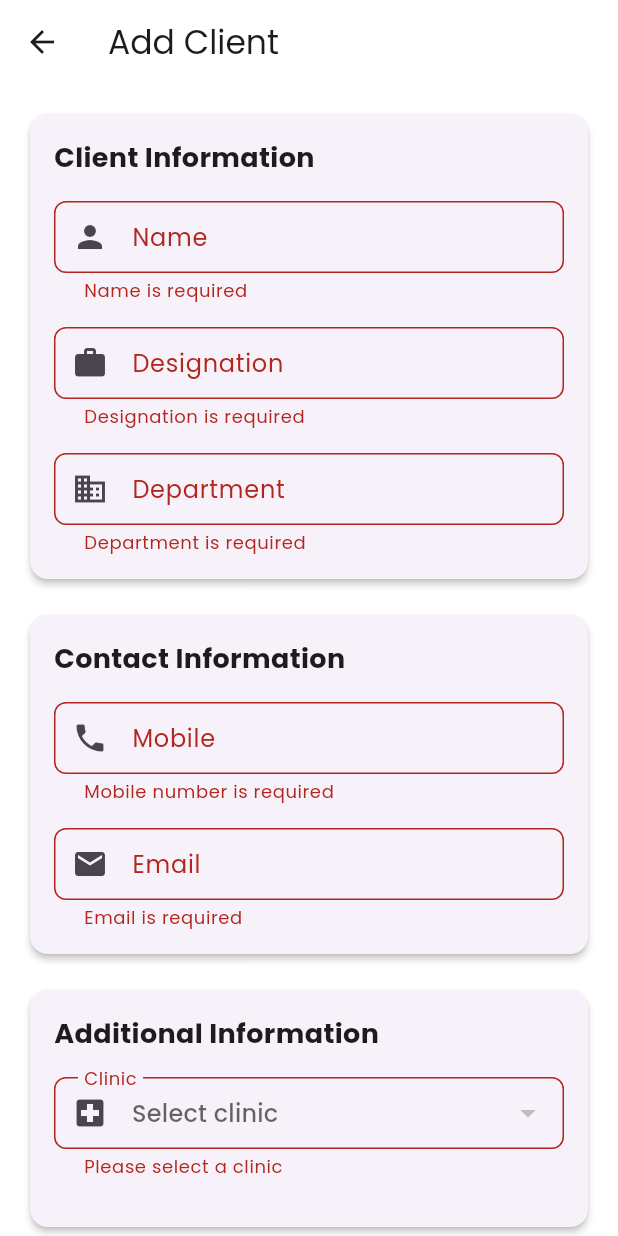
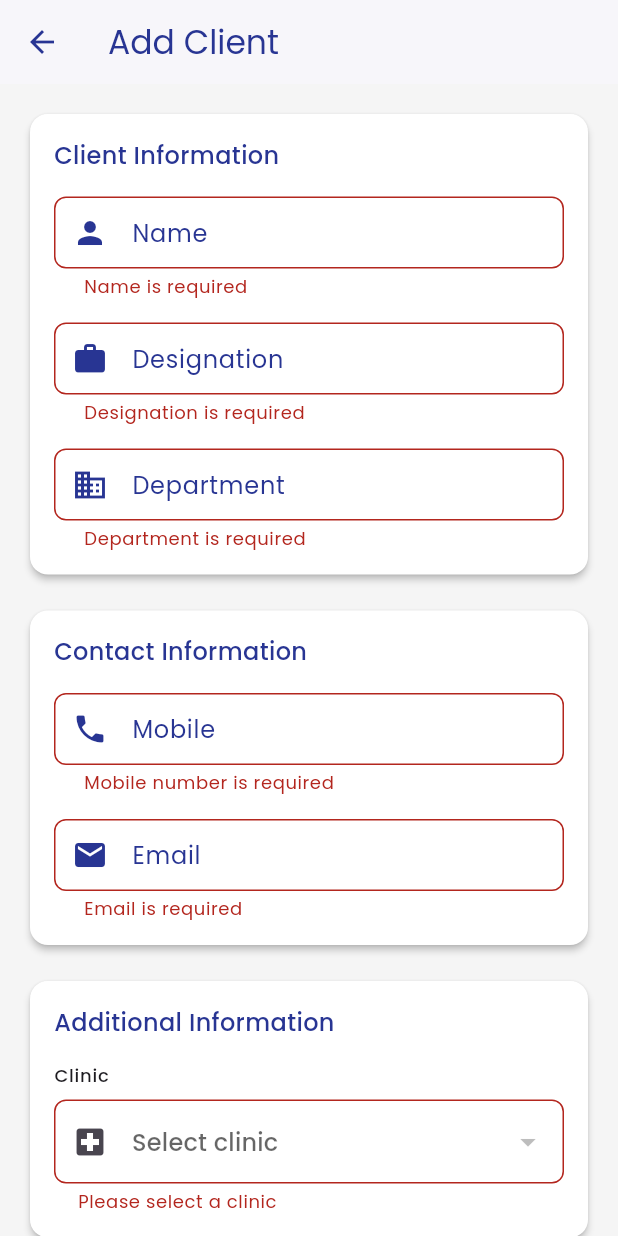
Before and after one commit to aaryanraj25/eplisio_hub, a Flutter app: the ClientFormScreen screen opened by its route, after a tap on "Add Client", on a phone screen of 412 x 824 dp. Run offline on Flutter 3.47's test engine with Material 3 defaults, Android fonts, the phone set to English and light mode, and no system bars; our stand-ins replace dio, file_picker, fl_chart, get, get_storage, shimmer; missing offline and left inert: excel; accounts and stored records are empty; network calls fail.

Commit message:
add client

```diff
--- a/lib/features/add_client/presentation/widgets/add_client_form.dart
+++ b/lib/features/add_client/presentation/widgets/add_client_form.dart
@@ -1,3 +1,4 @@
+import 'package:eplisio_hub/core/constants/app_colors.dart';
 import 'package:eplisio_hub/features/add_client/presentation/controller/add_client_controller.dart';
 import 'package:flutter/material.dart';
 import 'package:get/get.dart';
@@ -33,8 +34,15 @@ class _ClientFormScreenState extends State<ClientFormScreen> {
   @override
   Widget build(BuildContext context) {
     return Scaffold(
+      backgroundColor: const Color(0xFFF5F5F5), // Dull white background
       appBar: AppBar(
-        title: Text(isEditMode ? 'Edit Client' : 'Add Client'),
+        title: Text(
+          isEditMode ? 'Edit Client' : 'Add Client',
+          style: const TextStyle(color: AppColors.primary),
+        ),
+        iconTheme: const IconThemeData(color: AppColors.primary),
+        backgroundColor: Colors.white,
+        elevation: 1,
         actions: [
           if (isEditMode)
             IconButton(
@@ -58,31 +66,18 @@ class _ClientFormScreenState extends State<ClientFormScreen> {
             child: Column(
               crossAxisAlignment: CrossAxisAlignment.stretch,
               children: [
-                Card(
-                  elevation: 2,
-                  shape: RoundedRectangleBorder(
-                    borderRadius: BorderRadius.circular(12),
-                  ),
-                  child: Padding(
-                    padding: const EdgeInsets.all(16),
-                    child: Column(
-                      crossAxisAlignment: CrossAxisAlignment.start,
+                _buildCard(
+
+                  title: 'Client Information',
                   children: [
-                        const Text(
-                          'Client Information',
-                          style: TextStyle(
-                            fontSize: 18,
-                            fontWeight: FontWeight.bold,
-                          ),
-                        ),
-                        const SizedBox(height: 16),
-
-                        // Name field
                     FormInputField(
                       controller: controller.nameController,
                       label: 'Name',
                       hint: 'Enter client name',
                       prefixIcon: Icons.person,
+                      prefixIconColor: AppColors.primary,
+                      labelColor: AppColors.primary,
+                      textColor: AppColors.primary,
                       validator: (value) {
                         if (value == null || value.isEmpty) {
                           return 'Name is required';
@@ -91,13 +86,14 @@ class _ClientFormScreenState extends State<ClientFormScreen> {
                       },
                     ),
                     const SizedBox(height: 16),
-
-                        // Designation field
                     FormInputField(
                       controller: controller.designationController,
                       label: 'Designation',
                       hint: 'Enter designation',
                       prefixIcon: Icons.work,
+                      prefixIconColor: AppColors.primary,
+                      labelColor: AppColors.primary,
+                      textColor: AppColors.primary,
                       validator: (value) {
                         if (value == null || value.isEmpty) {
                           return 'Designation is required';
@@ -106,13 +102,14 @@ class _ClientFormScreenState extends State<ClientFormScreen> {
                       },
                     ),
                     const SizedBox(height: 16),
-
-                        // Department field
                     FormInputField(
                       controller: controller.departmentController,
                       label: 'Department',
                       hint: 'Enter department',
                       prefixIcon: Icons.business,
+                      prefixIconColor: AppColors.primary,
+                      labelColor: AppColors.primary,
+                      textColor: AppColors.primary,
                       validator: (value) {
                         if (value == null || value.isEmpty) {
                           return 'Department is required';
@@ -122,36 +119,19 @@ class _ClientFormScreenState extends State<ClientFormScreen> {
                     ),
                   ],
                 ),
-                  ),
-                ),
                 const SizedBox(height: 16),
-
-                Card(
-                  elevation: 2,
-                  shape: RoundedRectangleBorder(
-                    borderRadius: BorderRadius.circular(12),
-                  ),
-                  child: Padding(
-                    padding: const EdgeInsets.all(16),
-                    child: Column(
-                      crossAxisAlignment: CrossAxisAlignment.start,
+                _buildCard(
+                  title: 'Contact Information',
                   children: [
-                        const Text(
-                          'Contact Information',
-                          style: TextStyle(
-                            fontSize: 18,
-                            fontWeight: FontWeight.bold,
-                          ),
-                        ),
-                        const SizedBox(height: 16),
-
-                        // Mobile field
                     FormInputField(
                       controller: controller.mobileController,
                       label: 'Mobile',
                       hint: 'Enter mobile number',
                       prefixIcon: Icons.phone,
                       keyboardType: TextInputType.phone,
+                      prefixIconColor: AppColors.primary,
+                      labelColor: AppColors.primary,
+                      textColor: AppColors.primary,
                       validator: (value) {
                         if (value == null || value.isEmpty) {
                           return 'Mobile number is required';
@@ -160,14 +140,15 @@ class _ClientFormScreenState extends State<ClientFormScreen> {
                       },
                     ),
                     const SizedBox(height: 16),
-
-                        // Email field
                     FormInputField(
                       controller: controller.emailController,
                       label: 'Email',
                       hint: 'Enter email address',
                       prefixIcon: Icons.email,
                       keyboardType: TextInputType.emailAddress,
+                      prefixIconColor: AppColors.primary,
+                      labelColor: AppColors.primary,
+                      textColor: AppColors.primary,
                       validator: (value) {
                         if (value == null || value.isEmpty) {
                           return 'Email is required';
@@ -180,30 +161,10 @@ class _ClientFormScreenState extends State<ClientFormScreen> {
                     ),
                   ],
                 ),
-                  ),
-                ),
                 const SizedBox(height: 16),
-
-                Card(
-                  elevation: 2,
-                  shape: RoundedRectangleBorder(
-                    borderRadius: BorderRadius.circular(12),
-                  ),
-                  child: Padding(
-                    padding: const EdgeInsets.all(16),
-                    child: Column(
-                      crossAxisAlignment: CrossAxisAlignment.start,
+                _buildCard(
+                  title: 'Additional Information',
                   children: [
-                        const Text(
-                          'Additional Information',
-                          style: TextStyle(
-                            fontSize: 18,
-                            fontWeight: FontWeight.bold,
-                          ),
-                        ),
-                        const SizedBox(height: 16),
-
-                        // Clinic dropdown
                     Obx(() => FormDropdown<String>(
                         label: 'Clinic',
                         hint: 'Select clinic',
@@ -223,15 +184,10 @@ class _ClientFormScreenState extends State<ClientFormScreen> {
                             return 'Please select a clinic';
                           }
                           return null;
-                          },
-                        )),
-                        const SizedBox(height: 16),
+                        })),
                   ],
                 ),
-                  ),
-                ),
                 const SizedBox(height: 24),
-
                 Obx(() => controller.error.isNotEmpty
                     ? Padding(
                         padding: const EdgeInsets.only(bottom: 16),
@@ -242,7 +198,6 @@ class _ClientFormScreenState extends State<ClientFormScreen> {
                         ),
                       )
                     : const SizedBox.shrink()),
-
                 ElevatedButton(
                   onPressed: controller.isSubmitting.value
                       ? null
@@ -256,6 +211,7 @@ class _ClientFormScreenState extends State<ClientFormScreen> {
                           }
                         },
                   style: ElevatedButton.styleFrom(
+                    backgroundColor: AppColors.primary,
                     padding: const EdgeInsets.symmetric(vertical: 16),
                     shape: RoundedRectangleBorder(
                       borderRadius: BorderRadius.circular(8),
@@ -270,13 +226,44 @@ class _ClientFormScreenState extends State<ClientFormScreen> {
                             color: Colors.white,
                           ),
                         )
-                      : Text(isEditMode ? 'Update Client' : 'Add Client'),
+                      : Text(
+                          isEditMode ? 'Update Client' : 'Add Client',
+                          style: const TextStyle(color: Colors.white),
+                        ),
                 ),
               ],
             ),
           ),
         );
       }),
+    );
+  }
+
+  Widget _buildCard({required String title, required List<Widget> children}) {
+    return Card(
+      elevation: 2,
+      shape: RoundedRectangleBorder(
+        borderRadius: BorderRadius.circular(12),
+      ),
+      color: Colors.white, // Changed from default to white
+      child: Padding(
+        padding: const EdgeInsets.all(16),
+        child: Column(
+          crossAxisAlignment: CrossAxisAlignment.start,
+          children: [
+            Text(
+              title,
+              style: const TextStyle(
+                fontSize: 16,
+                fontWeight: FontWeight.w500,
+                color: AppColors.primary,
+              ),
+            ),
+            const SizedBox(height: 16),
+            ...children,
+          ],
+        ),
+      ),
     );
   }
 
--- a/lib/features/add_client/presentation/widgets/form_dropdown.dart
+++ b/lib/features/add_client/presentation/widgets/form_dropdown.dart
@@ -1,46 +1,52 @@
 import 'package:flutter/material.dart';
+import 'package:get/get.dart';
+import 'package:get/get_core/src/get_main.dart';
 
+// In form_dropdown.dart
 class FormDropdown<T> extends StatelessWidget {
   final String label;
-  final String? hint;
+  final String hint;
   final IconData? prefixIcon;
   final T? value;
-  final List<DropdownMenuItem<T>>? items;
-  final void Function(T?)? onChanged;
+  final List<DropdownMenuItem<T>> items;
+  final void Function(T?) onChanged;
   final String? Function(T?)? validator;
+  final bool isExpanded; // Add this parameter
 
   const FormDropdown({
     Key? key,
     required this.label,
-    this.hint,
+    required this.hint,
     this.prefixIcon,
     required this.value,
     required this.items,
     required this.onChanged,
     this.validator,
+    this.isExpanded = true, // Add with a default value
   }) : super(key: key);
 
   @override
   Widget build(BuildContext context) {
-    return DropdownButtonFormField<T>(
+    return Column(
+      crossAxisAlignment: CrossAxisAlignment.start,
+      children: [
+        if (label.isNotEmpty) Text(label, style: Get.textTheme.labelMedium),
+        if (label.isNotEmpty) const SizedBox(height: 8),
+        DropdownButtonFormField<T>(
           value: value,
+          hint: Text(hint),
+          isExpanded: isExpanded, // Pass the parameter here
           decoration: InputDecoration(
-        labelText: label,
-        hintText: hint,
             prefixIcon: prefixIcon != null ? Icon(prefixIcon) : null,
             border: OutlineInputBorder(
               borderRadius: BorderRadius.circular(8),
-        ),
-        contentPadding: const EdgeInsets.symmetric(
-          horizontal: 16,
-          vertical: 12,
             ),
           ),
           items: items,
           onChanged: onChanged,
           validator: validator,
-      isExpanded: true,
-      icon: const Icon(Icons.arrow_drop_down),
+        ),
+      ],
     );
   }
 }
--- a/lib/features/add_client/presentation/widgets/form_input_field.dart
+++ b/lib/features/add_client/presentation/widgets/form_input_field.dart
@@ -17,6 +17,10 @@ class FormInputField extends StatelessWidget {
   final VoidCallback? onTap;
   final Function(String)? onChanged;
 
+  final Color? textColor;
+  final Color? prefixIconColor;
+  final Color? labelColor;
+
   const FormInputField({
     Key? key,
     required this.controller,
@@ -33,18 +37,30 @@ class FormInputField extends StatelessWidget {
     this.readOnly = false,
     this.onTap,
     this.onChanged,
+    this.textColor,
+    this.labelColor,
+    this.prefixIconColor,
   }) : super(key: key);
 
   @override
   Widget build(BuildContext context) {
     return TextFormField(
       controller: controller,
+      style: TextStyle(color: textColor ?? Colors.black),
       decoration: InputDecoration(
         labelText: label,
         hintText: hint,
-        prefixIcon: prefixIcon != null ? Icon(prefixIcon) : null,
+        labelStyle: TextStyle(color: labelColor ?? Colors.grey),
+        hintStyle: TextStyle(color: textColor?.withOpacity(0.6) ?? Colors.grey[600]),
+        prefixIcon: prefixIcon != null
+            ? Icon(prefixIcon, color: prefixIconColor ?? Colors.grey)
+            : null,
         suffix: suffix,
         border: OutlineInputBorder(
+          borderRadius: BorderRadius.circular(8),
+        ),
+        focusedBorder: OutlineInputBorder(
+          borderSide: BorderSide(color: prefixIconColor ?? Colors.blue),
           borderRadius: BorderRadius.circular(8),
         ),
         contentPadding: const EdgeInsets.symmetric(
```
Also changed, not shown: pubspec.lock, 6 other files. Lines whose indentation alone changed are shown as unchanged.
